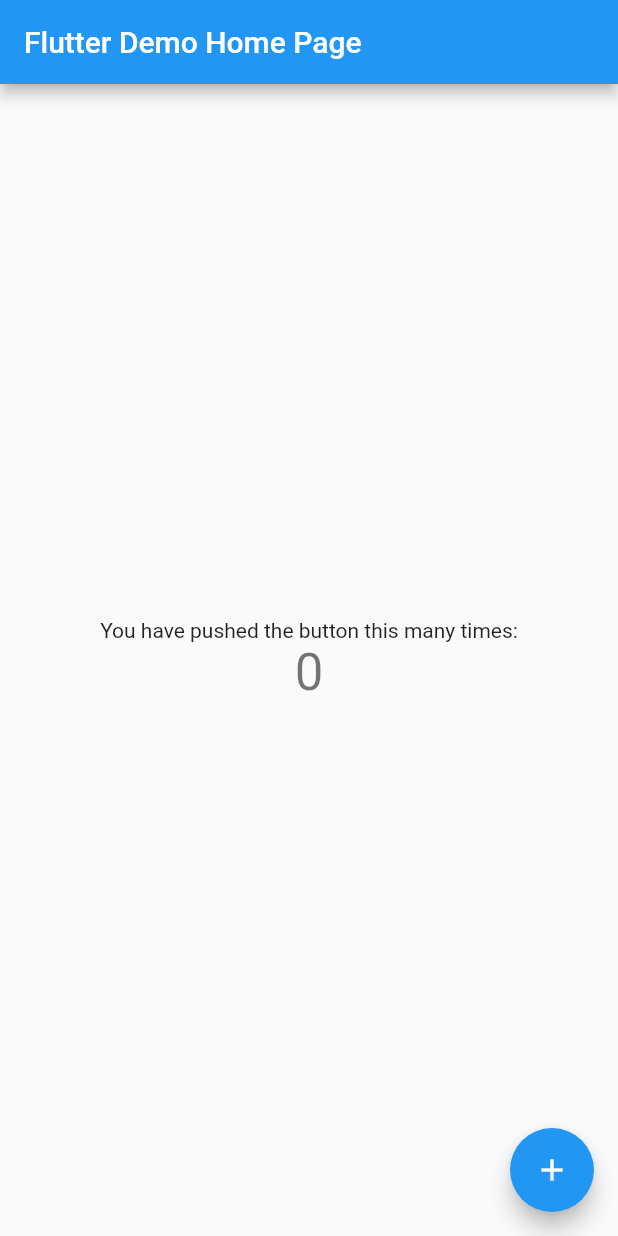
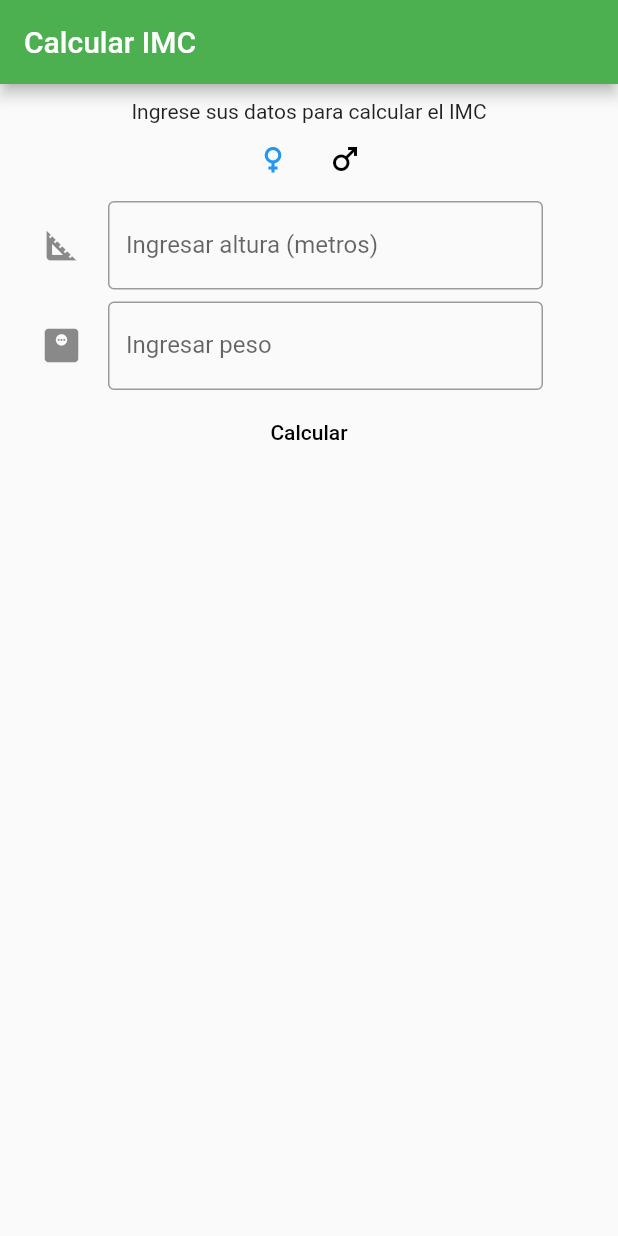
Before and after one commit to TheOutl4nder/imc_calculator, a Flutter app: the screen it shows after launch, on a phone screen of 412 x 824 dp. Run offline on Flutter 3.47's test engine with Material 2 defaults, Android fonts, the phone set to English and light mode, and no system bars.

```diff
--- a/lib/main.dart
+++ b/lib/main.dart
@@ -1,113 +1,93 @@
 import 'package:flutter/material.dart';
 
-void main() {
-  runApp(MyApp());
-}
+void main() => runApp(MyApp());
 
 class MyApp extends StatelessWidget {
-  // This widget is the root of your application.
   @override
   Widget build(BuildContext context) {
     return MaterialApp(
-      title: 'Flutter Demo',
-      theme: ThemeData(
-        // This is the theme of your application.
-        //
-        // Try running your application with "flutter run". You'll see the
-        // application has a blue toolbar. Then, without quitting the app, try
-        // changing the primarySwatch below to Colors.green and then invoke
-        // "hot reload" (press "r" in the console where you ran "flutter run",
-        // or simply save your changes to "hot reload" in a Flutter IDE).
-        // Notice that the counter didn't reset back to zero; the application
-        // is not restarted.
-        primarySwatch: Colors.blue,
-      ),
-      home: MyHomePage(title: 'Flutter Demo Home Page'),
+      title: 'Material App',
+      home: HomePage(),
+      theme: ThemeData(primarySwatch: Colors.green),
     );
   }
 }
 
-class MyHomePage extends StatefulWidget {
-  MyHomePage({Key? key, required this.title}) : super(key: key);
-
-  // This widget is the home page of your application. It is stateful, meaning
-  // that it has a State object (defined below) that contains fields that affect
-  // how it looks.
-
-  // This class is the configuration for the state. It holds the values (in this
-  // case the title) provided by the parent (in this case the App widget) and
-  // used by the build method of the State. Fields in a Widget subclass are
-  // always marked "final".
-
-  final String title;
-
-  @override
-  _MyHomePageState createState() => _MyHomePageState();
+class HomePage extends StatefulWidget {
+  _HomePage createState() => _HomePage();
 }
 
-class _MyHomePageState extends State<MyHomePage> {
-  int _counter = 0;
+class _HomePage extends State<HomePage> {
 
-  void _incrementCounter() {
-    setState(() {
-      // This call to setState tells the Flutter framework that something has
-      // changed in this State, which causes it to rerun the build method below
-      // so that the display can reflect the updated values. If we changed
-      // _counter without calling setState(), then the build method would not be
-      // called again, and so nothing would appear to happen.
-      _counter++;
-    });
-  }
+  bool isMale = false;
+  var alturaController = TextEditingController();
+  var pesoController = TextEditingController();
 
   @override
   Widget build(BuildContext context) {
-    // This method is rerun every time setState is called, for instance as done
-    // by the _incrementCounter method above.
-    //
-    // The Flutter framework has been optimized to make rerunning build methods
-    // fast, so that you can just rebuild anything that needs updating rather
-    // than having to individually change instances of widgets.
     return Scaffold(
       appBar: AppBar(
-        // Here we take the value from the MyHomePage object that was created by
-        // the App.build method, and use it to set our appbar title.
-        title: Text(widget.title),
+        title: Text('Calcular IMC'),
+        backgroundColor: Colors.green,
       ),
-      body: Center(
-        // Center is a layout widget. It takes a single child and positions it
-        // in the middle of the parent.
-        child: Column(
-          // Column is also a layout widget. It takes a list of children and
-          // arranges them vertically. By default, it sizes itself to fit its
-          // children horizontally, and tries to be as tall as its parent.
-          //
-          // Invoke "debug painting" (press "p" in the console, choose the
-          // "Toggle Debug Paint" action from the Flutter Inspector in Android
-          // Studio, or the "Toggle Debug Paint" command in Visual Studio Code)
-          // to see the wireframe for each widget.
-          //
-          // Column has various properties to control how it sizes itself and
-          // how it positions its children. Here we use mainAxisAlignment to
-          // center the children vertically; the main axis here is the vertical
-          // axis because Columns are vertical (the cross axis would be
-          // horizontal).
-          mainAxisAlignment: MainAxisAlignment.center,
-          children: <Widget>[
-            Text(
-              'You have pushed the button this many times:',
+      body: Container(margin: EdgeInsets.all(10),child: Column(children: [
+            Row(mainAxisAlignment: MainAxisAlignment.center, children: [
+              Text('Ingrese sus datos para calcular el IMC')
+            ],
             ),
-            Text(
-              '$_counter',
-              style: Theme.of(context).textTheme.headline4,
+            Row(mainAxisAlignment: MainAxisAlignment.center ,children: [
+              IconButton(onPressed: (){
+                setState(()=>{
+                  isMale = false
+                });
+                print(isMale);
+              }, icon: Icon(Icons.female, color: isMale? Colors.black: Colors.blue,)),
+              IconButton(onPressed: (){
+                setState(()=>{
+                  isMale = true
+                });
+                print(isMale);
+              }, icon: Icon(Icons.male, color: isMale? Colors.blue: Colors.black,))
+            ],),
+            ListView(shrinkWrap: true, children: [
+              ListTile(
+                title: Padding(
+                  padding: EdgeInsets.only(right: 24),
+                  child: TextField(
+                    controller: alturaController,
+                    keyboardType: TextInputType.number,
+                    decoration: InputDecoration(
+                      icon: Icon(Icons.square_foot, size: 30,),
+                      labelText: "Ingresar altura (metros)",
+                      border: OutlineInputBorder(),
+                    ),
+                  ),
+                ),
+              ),
+              ListTile(
+                title: Padding(
+                  padding: EdgeInsets.only(right: 24),
+                  child: TextField(
+                    controller: pesoController,
+                    keyboardType: TextInputType.number,
+                    decoration: InputDecoration(
+                      icon: Icon(Icons.monitor_weight, size: 30,),
+                      labelText: "Ingresar peso",
+                      border: OutlineInputBorder(),
+                      fillColor: Colors.green
+                    ),
+                  ),
+                ),
+              ),
+            ],
             ),
-          ],
-        ),
-      ),
-      floatingActionButton: FloatingActionButton(
-        onPressed: _incrementCounter,
-        tooltip: 'Increment',
-        child: Icon(Icons.add),
-      ), // This trailing comma makes auto-formatting nicer for build methods.
-    );
+            Align(
+            child: MaterialButton(onPressed: (){
+              ScaffoldMessenger.of(context).showSnackBar(SnackBar(content: Text("Actualizando datos del clima")));
+            }, child:
+            Text('Calcular', style: TextStyle(color: Colors.black)),)
+          , alignment: Alignment.center,)
+      ],)
+      ));
   }
 }
```
